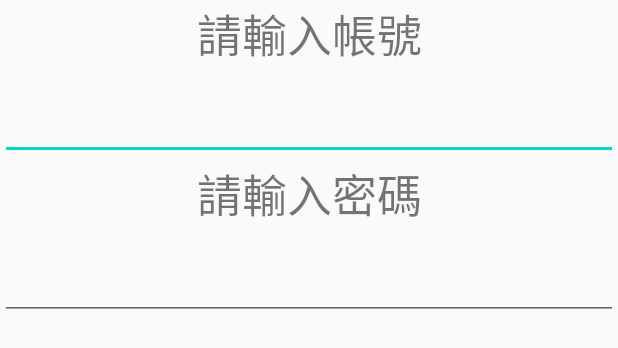
After one commit to lchuang8211/project, an Android app: the layout signup_member.xml on its own in the app's theme, with its tools: preview values and no code run, on a phone screen of 412 x 824 dp. The commit adds this screen. Shown: the top 348 px of the screen. Run offline under Robolectric (Android 15) with nearby library versions, the phone set to English and light mode, and no system bars.

Commit message:
add member system sign in abd sign up

```diff
--- /dev/null
+++ b/app/src/main/java/com/example/appiii/Interface_AsyncEntrance.java
@@ -0,0 +1,6 @@
+package com.example.appiii;
+
+public interface Interface_AsyncEntrance {
+//    Boolean checkMember = null;
+    void memberCheckFinish(Boolean checkMember);
+}
--- a/app/src/main/res/layout/act_bottom_nav.xml
+++ b/app/src/main/res/layout/act_bottom_nav.xml
@@ -5,7 +5,6 @@
     android:id="@+id/container"
     android:layout_width="match_parent"
     android:layout_height="match_parent"
-    android:paddingTop="?attr/actionBarSize"
     android:orientation="vertical">
     <fragment
         android:layout_weight="1"
--- /dev/null
+++ b/app/src/main/res/layout/signup_member.xml
@@ -0,0 +1,36 @@
+<?xml version="1.0" encoding="utf-8"?>
+<LinearLayout
+    android:orientation="vertical"
+    android:layout_width="match_parent"
+    android:layout_height="match_parent"
+    android:gravity="center_horizontal"
+    xmlns:android="http://schemas.android.com/apk/res/android">
+    <TextView
+        android:id="@+id/txt_signupAccount"
+        android:gravity="center"
+        android:text="請輸入帳號"
+        android:textSize="30sp"
+        android:layout_width="match_parent"
+        android:layout_height="wrap_content"/>
+    <EditText
+        android:id="@+id/estxt_SingupAccount"
+        android:gravity="center"
+        android:textSize="30sp"
+        android:layout_width="match_parent"
+        android:layout_height="wrap_content"/>
+    <TextView
+        android:id="@+id/txt_signupPassword"
+        android:gravity="center"
+        android:text="請輸入密碼"
+        android:textSize="30sp"
+        android:layout_width="match_parent"
+        android:layout_height="wrap_content"/>
+    <EditText
+        android:id="@+id/estxt_SingupPassword"
+        android:gravity="center"
+        android:inputType="textPassword"
+        android:textSize="30sp"
+        android:layout_width="match_parent"
+        android:layout_height="wrap_content"/>
+
+</LinearLayout>
```
Also changed, not shown: app/src/main/java/com/example/appiii/ActEntrance.java (+98 -4 lines), app/src/main/java/com/example/appiii/C_EntranceTask.java (added, +117 -0 lines), app/src/main/res/layout/act_entrance.xml (+14 -2 lines).
